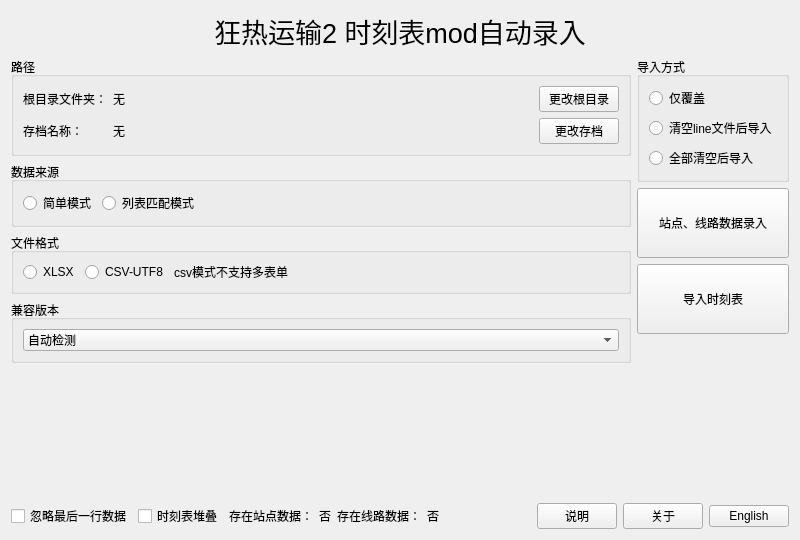
Above: ui/mainui.ui from zm0423/tpf2_autofill before the change. Below: the same form after it.
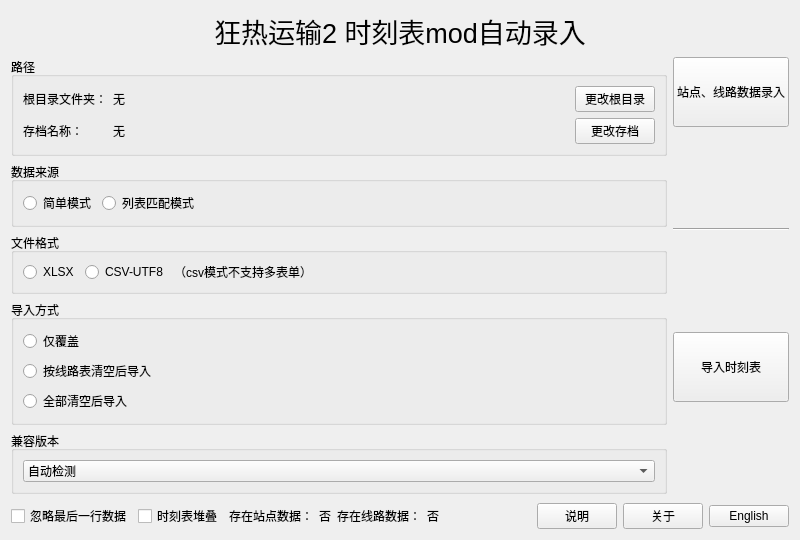
That is the form after the change.

Commit message: move import mode group to left, separate buttons, rename clear mode

```diff
--- a/ui/mainui.ui
+++ b/ui/mainui.ui
@@ -165,9 +165,9 @@
               <pointsize>9</pointsize>
              </font>
             </property>
-            <property name="text">
-             <string>csv模式不支持多表单</string>
-            </property>
+             <property name="text">
+              <string>（csv模式不支持多表单）</string>
+             </property>
            </widget>
           </item>
           <item>
@@ -186,6 +186,36 @@
          </layout>
         </widget>
        </item>
+       <item>
+        <widget class="QGroupBox" name="group_mode">
+         <property name="title">
+          <string>导入方式</string>
+         </property>
+         <layout class="QVBoxLayout" name="vbox_mode">
+          <item>
+           <widget class="QRadioButton" name="clear_1">
+            <property name="text">
+             <string>仅覆盖</string>
+            </property>
+           </widget>
+          </item>
+          <item>
+           <widget class="QRadioButton" name="clear_2">
+            <property name="text">
+             <string>按线路表清空后导入</string>
+            </property>
+           </widget>
+          </item>
+          <item>
+           <widget class="QRadioButton" name="clear_3">
+            <property name="text">
+             <string>全部清空后导入</string>
+            </property>
+           </widget>
+          </item>
+         </layout>
+        </widget>
+       </item>
        <item>
         <widget class="QGroupBox" name="group_version">
          <property name="title">
@@ -237,36 +267,6 @@
      </item>
      <item>
       <layout class="QVBoxLayout" name="rightCol">
-       <item>
-        <widget class="QGroupBox" name="group_mode">
-         <property name="title">
-          <string>导入方式</string>
-         </property>
-         <layout class="QVBoxLayout" name="vbox_mode">
-          <item>
-           <widget class="QRadioButton" name="clear_1">
-            <property name="text">
-             <string>仅覆盖</string>
-            </property>
-           </widget>
-          </item>
-          <item>
-           <widget class="QRadioButton" name="clear_2">
-            <property name="text">
-             <string>清空line文件后导入</string>
-            </property>
-           </widget>
-          </item>
-          <item>
-           <widget class="QRadioButton" name="clear_3">
-            <property name="text">
-             <string>全部清空后导入</string>
-            </property>
-           </widget>
-          </item>
-         </layout>
-        </widget>
-       </item>
        <item>
         <widget class="QPushButton" name="input_data">
          <property name="minimumSize">
@@ -280,6 +280,42 @@
          </property>
         </widget>
        </item>
+       <item>
+        <spacer name="spacer_buttons1">
+         <property name="orientation">
+          <enum>Qt::Orientation::Vertical</enum>
+         </property>
+         <property name="sizeHint" stdset="0">
+          <size>
+           <width>20</width>
+           <height>20</height>
+          </size>
+         </property>
+        </spacer>
+       </item>
+       <item>
+        <widget class="QFrame" name="line_sep">
+         <property name="frameShape">
+          <enum>QFrame::Shape::HLine</enum>
+         </property>
+         <property name="frameShadow">
+          <enum>QFrame::Shadow::Sunken</enum>
+         </property>
+        </widget>
+       </item>
+       <item>
+        <spacer name="spacer_buttons2">
+         <property name="orientation">
+          <enum>Qt::Orientation::Vertical</enum>
+         </property>
+         <property name="sizeHint" stdset="0">
+          <size>
+           <width>20</width>
+           <height>20</height>
+          </size>
+         </property>
+        </spacer>
+       </item>
        <item>
         <widget class="QPushButton" name="sync_all_data">
          <property name="minimumSize">
```
